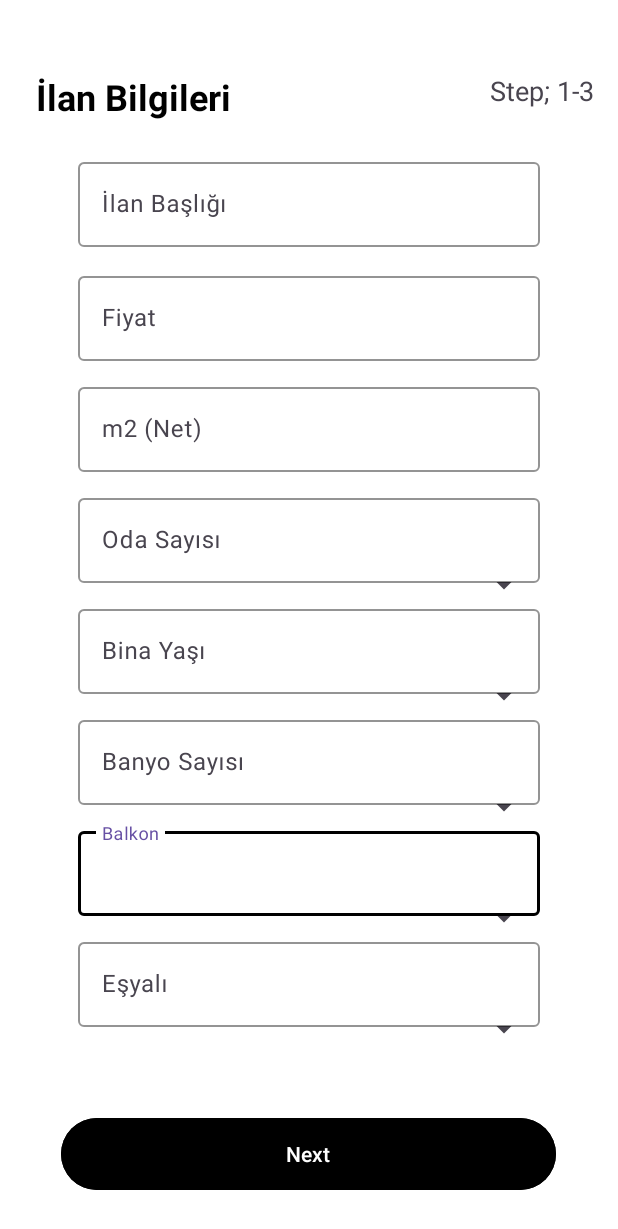
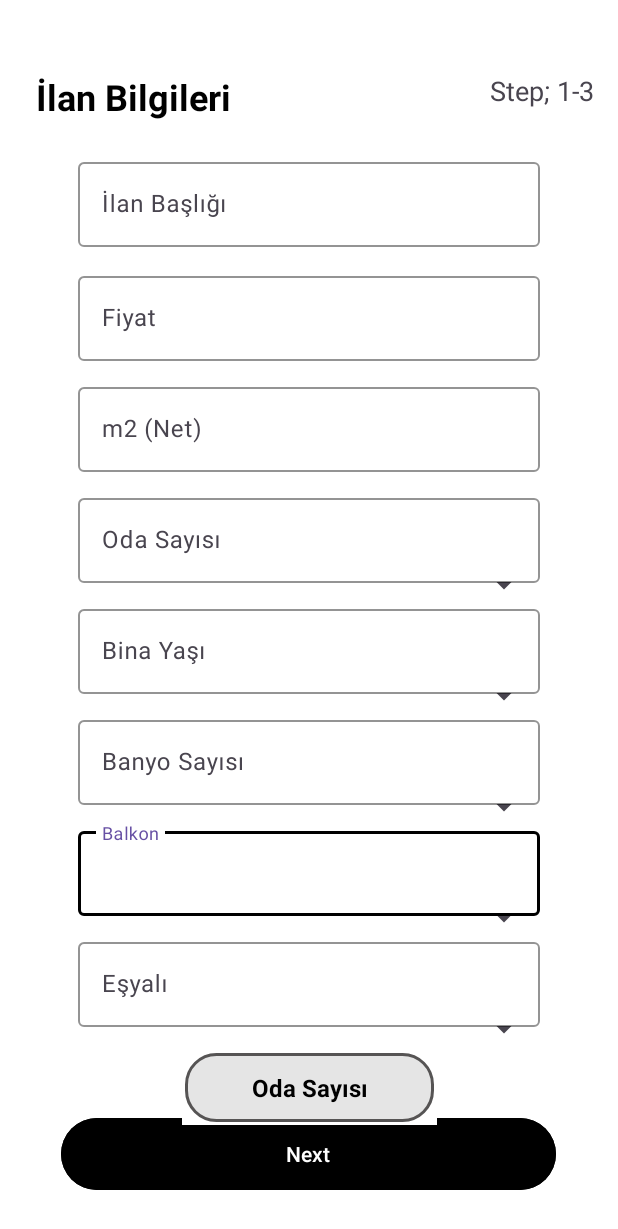
Before and after one commit to yusuf3337/MyApplication2, an Android app: the AdInformationOne screen opened directly, with no data from a screen before it, on a phone screen of 412 x 824 dp. Shown: the top 1229 px of the screen. Run offline under Robolectric (Android 15) with nearby library versions, the phone set to English and light mode, and no system bars.

Commit message:
Eklendi Duzeltildi Calisiyor Fragment ayarlandi sayfa gecisi tamam. Ornek Spinner Eklendi!

```diff
--- a/app/src/main/java/com/example/myapplication/Informations/AdInformationOne.kt
+++ b/app/src/main/java/com/example/myapplication/Informations/AdInformationOne.kt
@@ -2,13 +2,57 @@ package com.example.myapplication.Informations
 
 import androidx.appcompat.app.AppCompatActivity
 import android.os.Bundle
+import android.view.View
+import android.widget.AdapterView
+import android.widget.ArrayAdapter
 import com.example.myapplication.R
+import com.example.myapplication.databinding.ActivityAdInformationOneBinding
+import com.example.myapplication.databinding.ActivityPersonalinformationBinding
 
 class AdInformationOne : AppCompatActivity() {
+    private lateinit var binding: ActivityAdInformationOneBinding
+
+    var secilanOdaSayisi: String = ""
     override fun onCreate(savedInstanceState: Bundle?) {
         super.onCreate(savedInstanceState)
         setContentView(R.layout.activity_ad_information_one)
+        binding = ActivityAdInformationOneBinding.inflate(layoutInflater)
+        val view = binding.root
+        setContentView(view)
+        spinnerOdaSayi()
+
+    }
+
+    fun spinnerOdaSayi() {
+        val spinneroda= binding.odaSayisiSpp
+        val sehirler = resources.getStringArray(R.array.OdaSayisi)
+
+        if (spinneroda != null) {
+            val adapter = ArrayAdapter(this@AdInformationOne, R.layout.custom_spinner_item, sehirler)
+
+            // Spinner açılır menüsünün görünümünü ayarlayın
+            adapter.setDropDownViewResource(android.R.layout.simple_list_item_single_choice)
+
+            spinneroda.adapter = adapter
+
+            spinneroda.onItemSelectedListener = object : AdapterView.OnItemSelectedListener {
+                override fun onItemSelected(p0: AdapterView<*>?, p1: View?, position: Int, p3: Long) {
+                    if (position != 0) {
+                    secilanOdaSayisi = sehirler[position]
+
+                        // Secilen Ogeyi yusuf Atayabilirsin bir degeskene!
+
+                    }
+                }
+                override fun onNothingSelected(p0: AdapterView<*>?) {
+                    // Hiçbir şey seçilmediğinde yapılacak işlem!!!! YSF
+                }
+            }
+        }
+    }
 
 
-    }
+
+
+
 }
--- a/app/src/main/java/com/example/myapplication/loginScreen/LoginPage.kt
+++ b/app/src/main/java/com/example/myapplication/loginScreen/LoginPage.kt
@@ -5,7 +5,6 @@ import androidx.appcompat.app.AppCompatActivity
 import android.os.Bundle
 import android.view.View
 import android.widget.TextView
-import com.example.myapplication.HomeScreen
 import com.example.myapplication.R
 import com.example.myapplication.passwordScreen.ForgotPassword
 import com.example.myapplication.registerScreen.RegisterPage
--- /dev/null
+++ b/app/src/main/res/drawable/border_spinner.xml
@@ -0,0 +1,21 @@
+<?xml version="1.0" encoding="utf-8"?>
+<layer-list xmlns:android="http://schemas.android.com/apk/res/android">
+    <!-- Beyaz arka plan -->
+    <item>
+        <shape android:shape="rectangle">t
+            <solid android:color="#FFFFFF" />
+        </shape>
+    </item>
+
+    <!-- Siyah kenarlık (border) -->
+    <item android:right="2dp" android:left="2dp" android:top="2dp" android:bottom="2dp">
+        <shape android:shape="rectangle">
+            <solid android:color="#E5E5E5" />
+
+            <stroke
+                android:width="2dp"
+                android:color="#565454" />
+            <corners android:radius="20dp" />
+        </shape>
+    </item>
+</layer-list>
--- /dev/null
+++ b/app/src/main/res/drawable/rounded_spinner_background.xml
@@ -0,0 +1,6 @@
+<?xml version="1.0" encoding="utf-8"?>
+<shape xmlns:android="http://schemas.android.com/apk/res/android">
+    <solid android:color="#E5E5E5" /> <!-- Dolgu rengi -->
+    <corners android:radius="20dp" />
+                                            <!-- Köşe yarıçapı, istediğiniz değeri ayarlayabilirsiniz -->
+</shape>
--- a/app/src/main/res/layout/activity_ad_information_one.xml
+++ b/app/src/main/res/layout/activity_ad_information_one.xml
@@ -122,7 +122,7 @@
             android:hint="Oda Sayısı" />
 
         <Spinner
-            android:id="@+id/odaSayisiSpinner"
+            android:id="@+id/odaSayisiSp"
             android:layout_width="match_parent"
             android:layout_height="wrap_content"
             android:entries="@array/Ev" />
@@ -210,4 +210,18 @@
         app:layout_constraintStart_toStartOf="parent"
         app:layout_constraintTop_toTopOf="parent"
         app:layout_constraintVertical_bias="0.965" />
+
+    <Spinner
+        android:id="@+id/odaSayisiSpp"
+        android:layout_width="170dp"
+        android:layout_height="50dp"
+        android:layout_marginStart="6dp"
+        android:layout_marginTop="13dp"
+        android:layout_marginEnd="5dp"
+        android:layout_marginBottom="14dp"
+
+        android:background="@drawable/border_spinner"
+        app:layout_constraintEnd_toEndOf="parent"
+        app:layout_constraintStart_toStartOf="parent"
+        app:layout_constraintTop_toBottomOf="@+id/textInputLayout26" />
 </androidx.constraintlayout.widget.ConstraintLayout>
--- /dev/null
+++ b/app/src/main/res/layout/custom_spinner_item.xml
@@ -0,0 +1,10 @@
+<?xml version="1.0" encoding="utf-8"?>
+<TextView xmlns:android="http://schemas.android.com/apk/res/android"
+    android:id="@android:id/text1"
+    style="?android:attr/spinnerItemStyle"
+    android:singleLine="true"
+    android:layout_width="match_parent"
+    android:layout_height="wrap_content"
+    android:textStyle="bold"
+    android:textAlignment="center"
+    android:textColor="@android:color/black" /> <!-- Yazı rengini siyah yapın -->
--- a/app/src/main/res/values/strings.xml
+++ b/app/src/main/res/values/strings.xml
@@ -17,5 +17,12 @@
         <item>Öğrenciye Uygun</item>
     </string-array>
 
+    <string-array name="OdaSayisi">
+        <item>Oda Sayısı</item>
+        <item>1</item>
+        <item>2</item>
+        <item>3</item>
+    </string-array>
+
 
 </resources>
```
Also changed, not shown: app/src/main/java/com/example/myapplication/Add.kt (+27 -0 lines), app/src/main/res/drawable/image_radius.xml (added, +8 -0 lines), app/src/main/res/layout/fragment_add.xml (+18 -7 lines).
